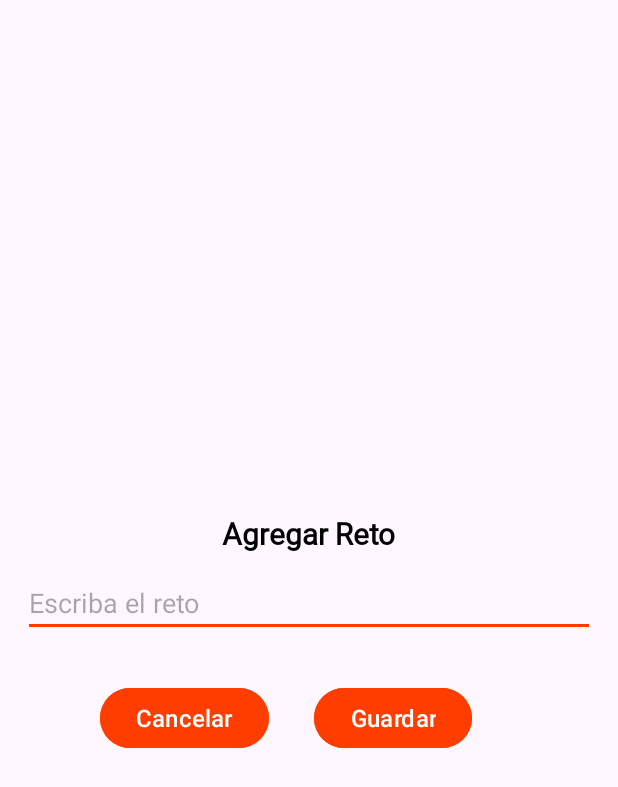
After one commit to MarianoMolinaD/PicoDeBotella, an Android app: the layout dialog_add_challenge.xml on its own in the app's theme, with its tools: preview values and no code run, on a phone screen of 412 x 824 dp. The commit adds this screen. Shown: the top 787 px of the screen. Run offline under Robolectric (Android 15) with nearby library versions, the phone set to English and light mode, and no system bars.

Commit message:
Se agregao lals funcionalidades de agregar y eliminar reto

```diff
--- a/app/build.gradle.kts
+++ b/app/build.gradle.kts
@@ -70,6 +70,7 @@ dependencies {
 
     //Room
     implementation ("androidx.room:room-runtime:2.6.1")
+    implementation ("androidx.room:room-ktx:2.6.1")
     kapt("androidx.room:room-compiler:2.6.1")
     implementation ("com.getbase:floatingactionbutton:1.10.1")
 
--- a/app/src/main/java/com/portafoliowebmariano/picobotella/utils/constants.kt
+++ b/app/src/main/java/com/portafoliowebmariano/picobotella/utils/constants.kt
@@ -2,4 +2,5 @@ package com.portafoliowebmariano.picobotella.utils
 
 object constants {
     const val TIME: Long = 2000
+    const val NAME_DB: String = "app_database.db"
 }
--- /dev/null
+++ b/app/src/main/java/com/portafoliowebmariano/picobotella/view/dialog/DiallogUpdateChallenge.kt
@@ -0,0 +1,4 @@
+package com.portafoliowebmariano.picobotella.view.dialog
+
+object DiallogUpdateChallenge {
+}
--- /dev/null
+++ b/app/src/main/res/layout/dialog_add_challenge.xml
@@ -0,0 +1,77 @@
+<?xml version="1.0" encoding="utf-8"?>
+<layout xmlns:android="http://schemas.android.com/apk/res/android"
+    xmlns:app="http://schemas.android.com/apk/res-auto">
+
+    <data/>
+
+
+    <androidx.constraintlayout.widget.ConstraintLayout
+        android:layout_width="match_parent"
+        android:layout_height="match_parent">
+
+        <LinearLayout
+            android:id="@+id/ll_content"
+            android:layout_width="match_parent"
+            android:layout_height="wrap_content"
+            android:layout_margin="15dp"
+            android:orientation="vertical"
+            app:layout_constraintBottom_toBottomOf="parent"
+            app:layout_constraintEnd_toEndOf="parent"
+            app:layout_constraintStart_toStartOf="parent"
+            app:layout_constraintTop_toTopOf="parent">
+
+            <TextView
+                android:layout_width="wrap_content"
+                android:layout_height="wrap_content"
+                android:layout_gravity="center"
+                android:layout_marginTop="10dp"
+                android:fontFamily="@font/roboto"
+                android:padding="10dp"
+                android:text="@string/agregar_reto"
+                android:textColor="@color/black"
+                android:textSize="20sp"
+                android:textStyle="bold" />
+
+            <EditText
+                android:id="@+id/et_content"
+                android:layout_width="match_parent"
+                android:layout_height="wrap_content"
+                android:layout_marginBottom="30dp"
+                android:backgroundTint="@color/color_general"
+                android:hint="@string/escriba_el_reto" />
+
+            <LinearLayout
+                android:layout_width="match_parent"
+                android:layout_height="wrap_content"
+                android:gravity="center"
+                android:orientation="horizontal">
+
+                <Button
+                    android:id="@+id/btn_Cancelar"
+                    android:layout_width="wrap_content"
+                    android:layout_height="wrap_content"
+                    android:layout_marginEnd="30dp"
+                    android:text="@string/cancelar"
+                    android:textAllCaps="false"
+                    android:textColor="@color/white"
+                    android:textSize="16sp"
+                    android:backgroundTint="@color/color_general"/>
+
+                <Button
+                    android:id="@+id/btn_Guardar"
+                    android:layout_width="wrap_content"
+                    android:layout_height="wrap_content"
+                    android:layout_marginEnd="30dp"
+                    android:text="@string/guardar"
+                    android:textAllCaps="false"
+                    android:textColor="@color/white"
+                    android:textSize="16sp"
+                    android:enabled="false"
+                    android:backgroundTint="@color/color_general"
+                    />
+            </LinearLayout>
+
+
+        </LinearLayout>
+    </androidx.constraintlayout.widget.ConstraintLayout>
+</layout>
--- a/app/src/main/res/layout/fragment_add_challenge.xml
+++ b/app/src/main/res/layout/fragment_add_challenge.xml
@@ -37,7 +37,7 @@
                 android:layout_height="wrap_content">
 
                 <androidx.recyclerview.widget.RecyclerView
-                    android:id="@+id/cvContainerChallenge"
+                    android:id="@+id/rvContainerChallenge"
                     android:layout_width="match_parent"
                     android:layout_height="wrap_content"
                     tools:listitem="@layout/item_challenge" />
--- a/app/src/main/res/layout/item_challenge.xml
+++ b/app/src/main/res/layout/item_challenge.xml
@@ -3,7 +3,7 @@
     xmlns:app="http://schemas.android.com/apk/res-auto"
     xmlns:tools="http://schemas.android.com/tools">
 
-    <data />
+    <data/>
 
     <com.google.android.material.card.MaterialCardView
         android:id="@+id/cv_Container"
--- a/app/src/main/res/values/strings.xml
+++ b/app/src/main/res/values/strings.xml
@@ -7,4 +7,10 @@
     <string name="btnCloseDialog">Cerrar</string>
     <string name="retos">Retos</string>
     <string name="add_challenge">Add Challenge</string>
+    <string name="agregar_reto">Agregar Reto</string>
+    <string name="escriba_el_reto">Escriba el reto</string>
+    <string name="cancelar">Cancelar</string>
+    <string name="guardar">Guardar</string>
+    <string name="title_dialog_eliminar">¿Desear eliminar el siguente reto?</string>
+    <string name="editar_reto">Editar Reto</string>
 </resources>
```
Also changed, not shown: app/src/main/java/com/portafoliowebmariano/picobotella/data/DBChallenge.kt (added, +32 -0 lines), app/src/main/java/com/portafoliowebmariano/picobotella/data/DaoChallenge.kt (added, +25 -0 lines), app/src/main/java/com/portafoliowebmariano/picobotella/model/Challenge.kt (added, +10 -0 lines), app/src/main/java/com/portafoliowebmariano/picobotella/repository/ChallengeRepository.kt (added, +31 -0 lines), app/src/main/java/com/portafoliowebmariano/picobotella/view/Splash.kt (+23 -3 lines), app/src/main/java/com/portafoliowebmariano/picobotella/view/adapter/ChallengeAdapter.kt (added, +27 -0 lines), app/src/main/java/com/portafoliowebmariano/picobotella/view/dialog/DialogAddChallenge.kt (added, +42 -0 lines), app/src/main/java/com/portafoliowebmariano/picobotella/view/dialog/DialogDeleteChallenge.kt (added, +25 -0 lines), app/src/main/java/com/portafoliowebmariano/picobotella/view/fragment/AddChallengeFragment.kt (+29 -5 lines), app/src/main/java/com/portafoliowebmariano/picobotella/view/viewholder/ChallengeViewHolder.kt (added, +23 -0 lines), app/src/main/java/com/portafoliowebmariano/picobotella/viewmodel/PlayViewModel.kt (+62 -14 lines), app/src/main/res/layout/dialogo_update_challenge.xml (added, +68 -0 lines), app/src/main/assets/database/app_database.db (added).
